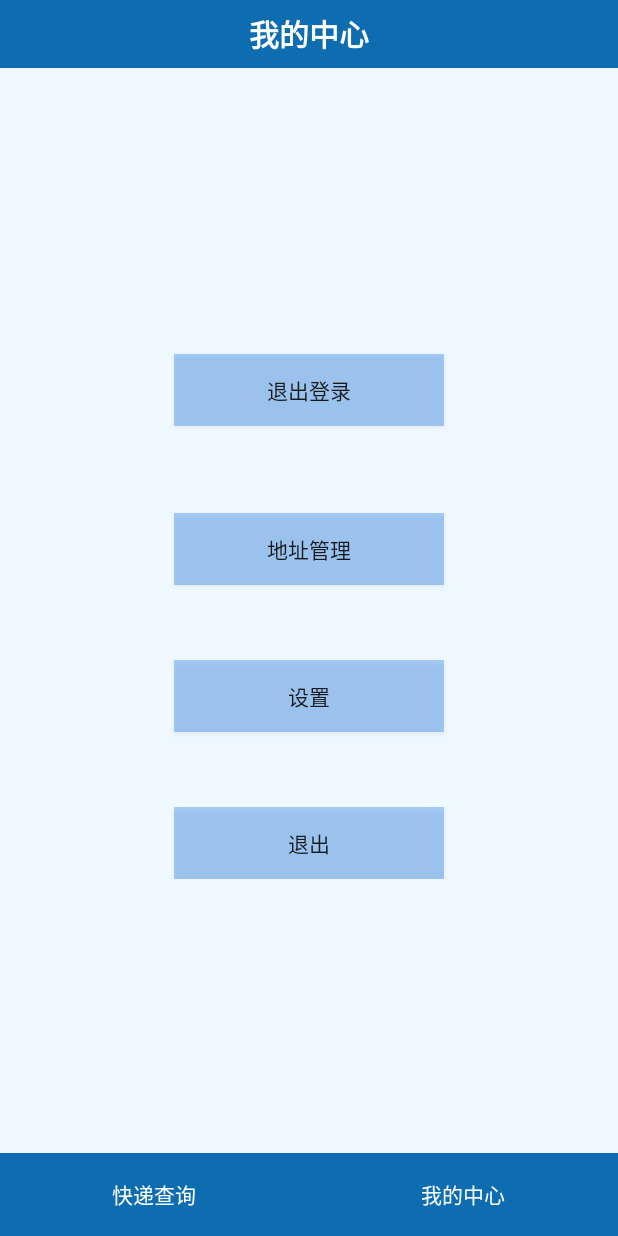
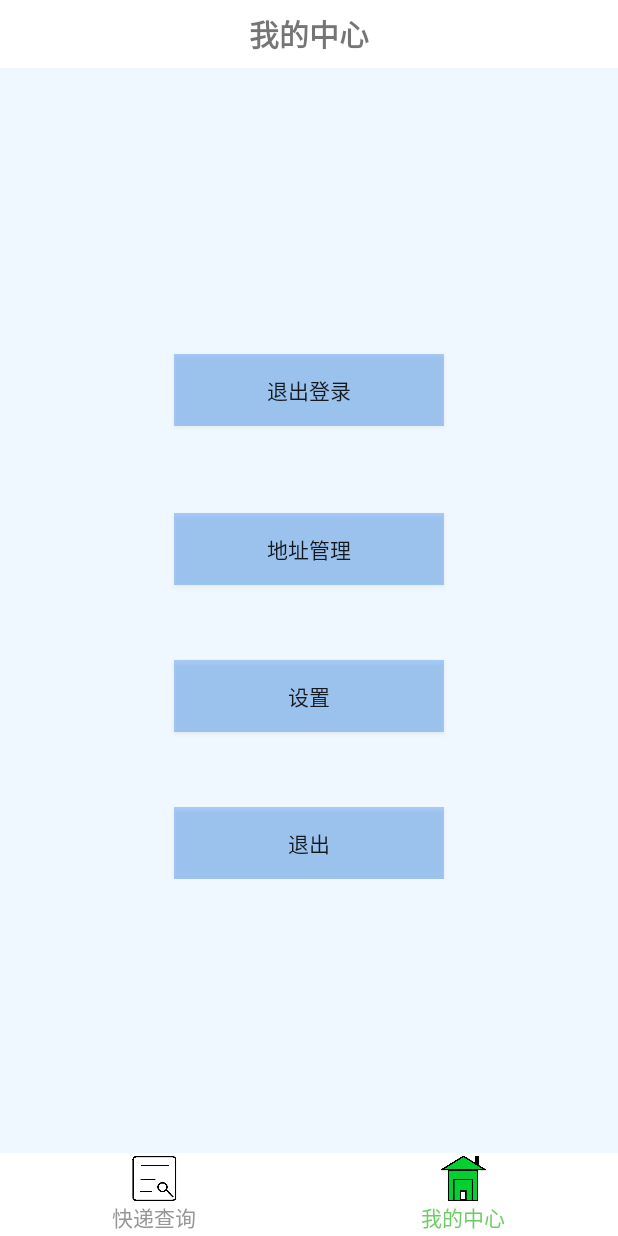
Before and after one commit to postqueryapp/PostQueryApp, an Android app: the MainActivitySecond screen opened directly, with no data from a screen before it, after a tap on "我的中心", on a phone screen of 412 x 824 dp. Run offline under Robolectric (Android 15) with nearby library versions, the phone set to English and light mode, and no system bars; libraries missing offline, so code that uses them is left out: com.bigkoo.pickerview; 2 statements that could not run were skipped; 3 other taps on this screen came first.

Commit message:
测试版1.3 1. 布局色彩调整 2. 底部导航栏添加图片 3. 修改查询为focus状态时，移到我的中心，focus提示仍然存在的问题 4. 修改点了一下请填写快递单号，可以按back键回到登录页面的bug

```diff
--- a/app/src/main/java/com/app/postqueryapp/MainActivitySecond.java
+++ b/app/src/main/java/com/app/postqueryapp/MainActivitySecond.java
@@ -1,5 +1,6 @@
 package com.app.postqueryapp;
 
+import android.media.Image;
 import android.os.Bundle;
 import android.support.v4.app.Fragment;
 import android.support.v4.view.ViewPager;
@@ -7,6 +8,7 @@ import android.support.v7.app.ActionBar;
 import android.view.KeyEvent;
 import android.view.View;
 import android.view.Window;
+import android.widget.ImageView;
 import android.widget.LinearLayout;
 import android.widget.TextView;
 
@@ -96,6 +98,12 @@ public class MainActivitySecond extends BaseActivity implements View.OnClickList
         MyFragmentPagerAdapter adapter = new MyFragmentPagerAdapter(getSupportFragmentManager(), fragments);
 //      MyFragmentStatePagerAdapter adapter = new MyFragmentStatePagerAdapter(getFragmentManager(), fragments);
         viewPager.setAdapter(adapter);
+
+        TextView textView = findViewById(R.id.search_post);
+        textView.setTextColor(getResources().getColor(R.color.color_Bottom));
+
+        ImageView imageView = findViewById(R.id.search_image);
+        imageView.setImageDrawable(getResources().getDrawable(R.drawable.search2));
     }
 
     /**
@@ -109,25 +117,57 @@ public class MainActivitySecond extends BaseActivity implements View.OnClickList
 
     private void changeTab(int id) {
         TextView changeTitle = findViewById(R.id.title);
+
+        TextView textViewSearch = findViewById(R.id.search_post);
+        TextView textViewMine = findViewById(R.id.mine);
+
+        ImageView imageViewSearch = findViewById(R.id.search_image);
+        ImageView imageViewMine = findViewById(R.id.mine_image);
         tvCurrent.setSelected(false);
         switch (id) {
             case
                 R.id.search_layout:
                 changeTitle.setText("查询快递");
                 viewPager.setCurrentItem(0);
+
+                textViewSearch.setTextColor(getResources().getColor(R.color.color_Bottom));
+                textViewMine.setTextColor(getResources().getColor(R.color.pickerview_cancel_text_color));
+
+                imageViewSearch.setImageDrawable(getResources().getDrawable(R.drawable.search2));
+                imageViewMine.setImageDrawable(getResources().getDrawable(R.drawable.center1));
             case 0:
                 changeTitle.setText("查询快递");
                 search.setSelected(true);
                 tvCurrent = search;
+
+                textViewSearch.setTextColor(getResources().getColor(R.color.color_Bottom));
+                textViewMine.setTextColor(getResources().getColor(R.color.pickerview_cancel_text_color));
+
+                imageViewSearch.setImageDrawable(getResources().getDrawable(R.drawable.search2));
+                imageViewMine.setImageDrawable(getResources().getDrawable(R.drawable.center1));
                 break;
             case
                 R.id.mine_layout:
                 changeTitle.setText("我的中心");
                 viewPager.setCurrentItem(1);
+
+                findViewById(R.id.input).clearFocus();
+                textViewMine.setTextColor(getResources().getColor(R.color.color_Bottom));
+                textViewSearch.setTextColor(getResources().getColor(R.color.pickerview_cancel_text_color));
+
+                imageViewSearch.setImageDrawable(getResources().getDrawable(R.drawable.search1));
+                imageViewMine.setImageDrawable(getResources().getDrawable(R.drawable.center2));
             case 1:
                 changeTitle.setText("我的中心");
                 mine.setSelected(true);
                 tvCurrent = mine;
+
+                findViewById(R.id.input).clearFocus();
+                textViewMine.setTextColor(getResources().getColor(R.color.color_Bottom));
+                textViewSearch.setTextColor(getResources().getColor(R.color.pickerview_cancel_text_color));
+
+                imageViewSearch.setImageDrawable(getResources().getDrawable(R.drawable.search1));
+                imageViewMine.setImageDrawable(getResources().getDrawable(R.drawable.center2));
                 break;
             default:
                 break;
--- a/app/src/main/java/com/app/postqueryapp/mineFragment/SearchFragment.java
+++ b/app/src/main/java/com/app/postqueryapp/mineFragment/SearchFragment.java
@@ -13,7 +13,6 @@ import android.view.ViewGroup;
 import android.widget.Button;
 import android.widget.CheckBox;
 import android.widget.EditText;
-import android.widget.RelativeLayout;
 import android.widget.TextView;
 import android.widget.Toast;
 
@@ -51,8 +50,8 @@ public class SearchFragment extends Fragment {
     // 是否记住查询信息
     private CheckBox checkBoxInfo = null;
 
-    private TextView hobbyTv;//选择爱好
-    /**爱好列表集合*/
+    private TextView hobbyTv;//选择快递公司
+    /**快递公司列表集合*/
     private ArrayList<SpinnearBean> mHobbyList;
     private ArrayList<String> mHobbyNameList;//用于选择器显示
     private OptionsPickerView mHobbyPickerView;//选择器
@@ -335,7 +334,4 @@ public class SearchFragment extends Fragment {
         }
         return content;
     }
-
-
-
 }
--- a/app/src/main/res/layout/activity_main_second.xml
+++ b/app/src/main/res/layout/activity_main_second.xml
@@ -8,7 +8,7 @@
     <LinearLayout
         android:layout_width="match_parent"
         android:layout_height="45dp"
-        android:background="#0E6DB0"
+        android:background="#ffffff"
         android:gravity="center"
         android:orientation="vertical" >
 
@@ -18,7 +18,6 @@
             android:layout_height="wrap_content"
             android:layout_gravity="center"
             android:text="@string/app_name"
-            android:textColor="#ffffff"
             android:textSize="20sp"
             android:textStyle="bold" />
     </LinearLayout>
@@ -35,7 +34,7 @@
     <LinearLayout
         android:layout_width="match_parent"
         android:layout_height="55dp"
-        android:background="#0E6DB0"
+        android:background="#ffffff"
         android:orientation="horizontal" >
 
         <LinearLayout
@@ -45,14 +44,19 @@
             android:layout_weight="1"
             android:gravity="center"
             android:orientation="vertical" >
+            <ImageView
+                android:id="@+id/search_image"
+                android:layout_width="30dp"
+                android:layout_height="30dp"
+                android:background="#00000000"
+                android:src="@drawable/search1" />
 
             <TextView
                 android:id="@+id/search_post"
                 android:layout_width="wrap_content"
                 android:layout_height="wrap_content"
                 android:text="快递查询"
-                android:textColor="#ffffff"
-                />
+                android:textColor="@color/pickerview_cancel_text_color" />
         </LinearLayout>
 
         <LinearLayout
@@ -62,13 +66,19 @@
             android:layout_weight="1"
             android:gravity="center"
             android:orientation="vertical" >
+            <ImageView
+                android:id="@+id/mine_image"
+                android:layout_width="30dp"
+                android:layout_height="30dp"
+                android:background="#00000000"
+                android:src="@drawable/center1" />
 
             <TextView
                 android:id="@+id/mine"
                 android:layout_width="wrap_content"
                 android:layout_height="wrap_content"
                 android:text="我的中心"
-                android:textColor="#ffffff" />
+                android:textColor="@color/pickerview_cancel_text_color" />
         </LinearLayout>
 
     </LinearLayout>
--- a/app/src/main/res/values/colors.xml
+++ b/app/src/main/res/values/colors.xml
@@ -3,6 +3,9 @@
     <color name="colorPrimary">#007A85</color>
     <color name="colorPrimaryDark">#354c9b</color>
     <color name="colorAccent">#D81B60</color>
+
+    <color name="color_Bottom">#A41EB00E</color>
+    <color name="color_Bottomed">#ffffff</color>
 
     <!-- **************************pickerview选择器常用颜色值********************************** -->
     <color name="pickerview_divider_color">#9D9D9D</color>
```
Also changed, not shown: app/src/main/res/drawable/center1.png (added), app/src/main/res/drawable/center2.png (added), app/src/main/res/drawable/search1.jpg (added), app/src/main/res/drawable/search2.jpg (added).
